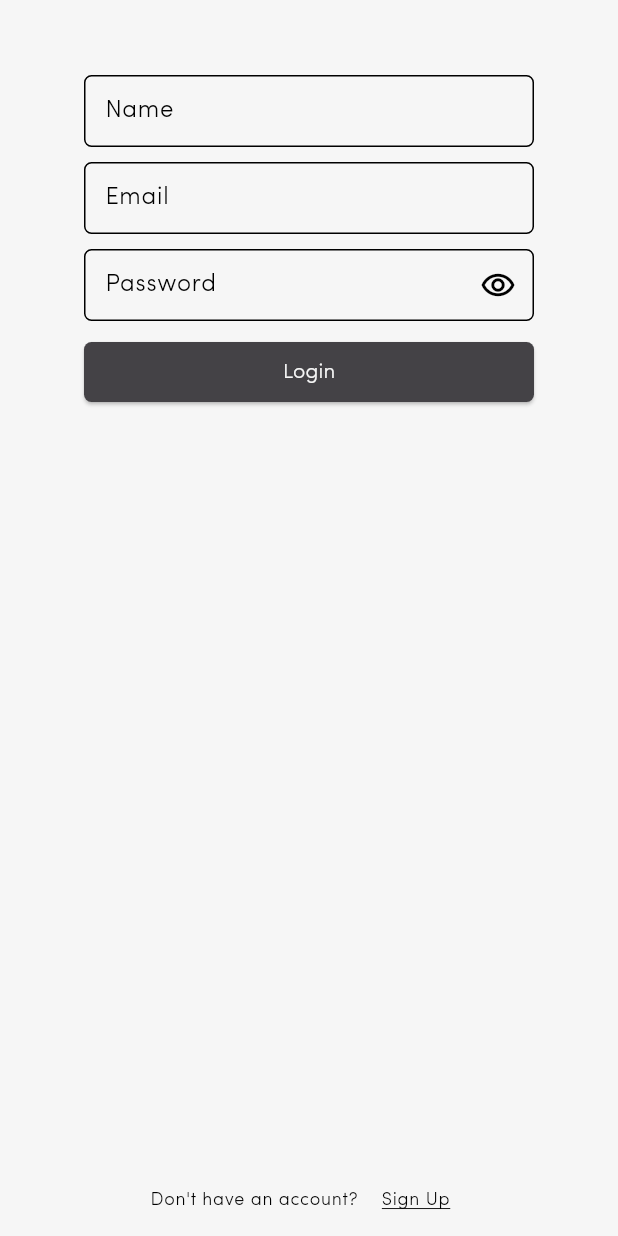
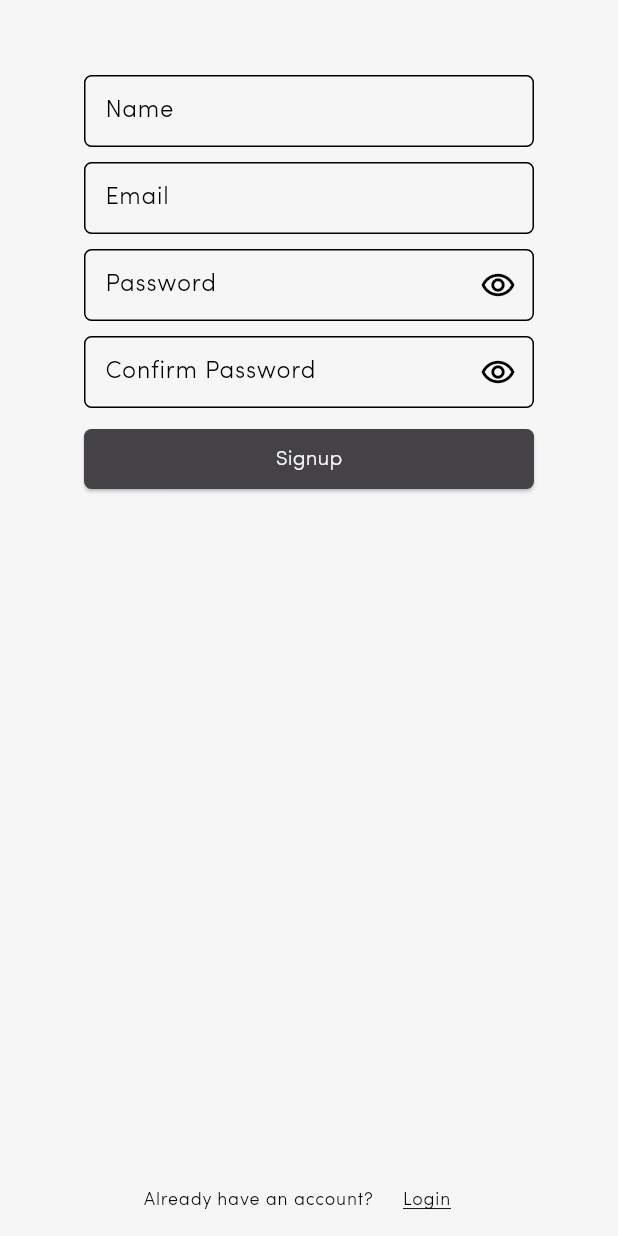
Before and after one commit to Raj217/FFE_Demo, a Flutter app: the SignupForm widget shown alone on an empty page, opened directly with empty values, on a phone screen of 412 x 824 dp. Run offline on Flutter 3.47's test engine with Material 3 defaults, Android fonts, the phone set to English and light mode, and no system bars; our stand-ins replace dio, flutter_dotenv, freezed_annotation, gap, rive.

Commit message:
signup form added to auth page

```diff
--- a/lib/pages/auth/auth.dart
+++ b/lib/pages/auth/auth.dart
@@ -1,4 +1,5 @@
 import 'package:ffe_demo_app/pages/auth/login/login.dart';
+import 'package:ffe_demo_app/pages/auth/signup/signup.dart';
 import 'package:ffe_demo_app/pages/auth/widgets/login_character_animation.dart';
 import 'package:ffe_demo_app/states/states.dart';
 import 'package:flutter/material.dart';
@@ -53,7 +54,7 @@ class _AuthScreenState extends State<AuthScreen> {
                           width: 10,
                           color: Theme.of(context).scaffoldBackgroundColor,
                         ),
-                        LoginForm(
+                        SignupForm(
                           onTapSignUp: () {
                             pageController.animateToPage(
                               2,
--- a/lib/pages/auth/signup/signup.dart
+++ b/lib/pages/auth/signup/signup.dart
@@ -20,9 +20,11 @@ class _SignupFormState extends State<SignupForm> {
   final TextEditingController nameController = TextEditingController();
   final TextEditingController emailController = TextEditingController();
   final TextEditingController passwordController = TextEditingController();
+  final TextEditingController confirmPasswordController = TextEditingController();
   final GlobalKey emailWidgetKey = GlobalKey();
   final GlobalKey passwordWidgetKey = GlobalKey();
   final GlobalKey nameWidgetKey = GlobalKey();
+  final GlobalKey confirmPasswordWidgetKey = GlobalKey();
   bool obscurePassword = true;
 
   void onTapTextField(
@@ -155,12 +157,47 @@ class _SignupFormState extends State<SignupForm> {
                         });
                       },
                     ),
+                    CustomTextField(
+                      key: confirmPasswordWidgetKey,
+                      label: "Confirm Password",
+                      controller: confirmPasswordController,
+                      validator: Validator.isPasswordValid,
+                      obscureText: obscurePassword,
+                      onTap: () {
+                        onTapTextField(
+                          signupCharacter,
+                          confirmPasswordController.text,
+                          textStyle,
+                          confirmPasswordWidgetKey,
+                          checkForPassword: true,
+                        );
+                      },
+                      onTapOutside: () {
+                        onTapOutsideTextField(signupCharacter);
+                      },
+                      textStyle: textStyle,
+                      onChanged: (String? text) {
+                        onTapTextField(
+                          signupCharacter,
+                          confirmPasswordController.text,
+                          textStyle,
+                          confirmPasswordWidgetKey,
+                          checkForPassword: true,
+                        );
+                      },
+                      onSecretChangeButtonPressed: (bool wasObscured) {
+                        setState(() {
+                          obscurePassword = !wasObscured;
+                          signupCharacter.isHandsUp = obscurePassword;
+                        });
+                      },
+                    ),
                     CustomElevatedButton(
                       onPressed: () {
                         signupCharacter.isChecking = false;
                         signupCharacter.isHandsUp = false;
                       },
-                      child: const Text("Login"),
+                      child: const Text("Signup"),
                     ),
                   ].separate(10),
                 ),
@@ -168,7 +205,7 @@ class _SignupFormState extends State<SignupForm> {
                   mainAxisAlignment: MainAxisAlignment.center,
                   children: [
                     Text(
-                      "Don't have an account? ",
+                      "Already have an account? ",
                       style: Theme.of(context).textTheme.labelMedium,
                     ),
                     CustomTextButton(
@@ -177,7 +214,7 @@ class _SignupFormState extends State<SignupForm> {
                         widget.onTapSignUp();
                       },
                       child: Text(
-                        "Sign Up",
+                        "Login",
                         style: Theme.of(context)
                             .textTheme
                             .labelMedium
```
